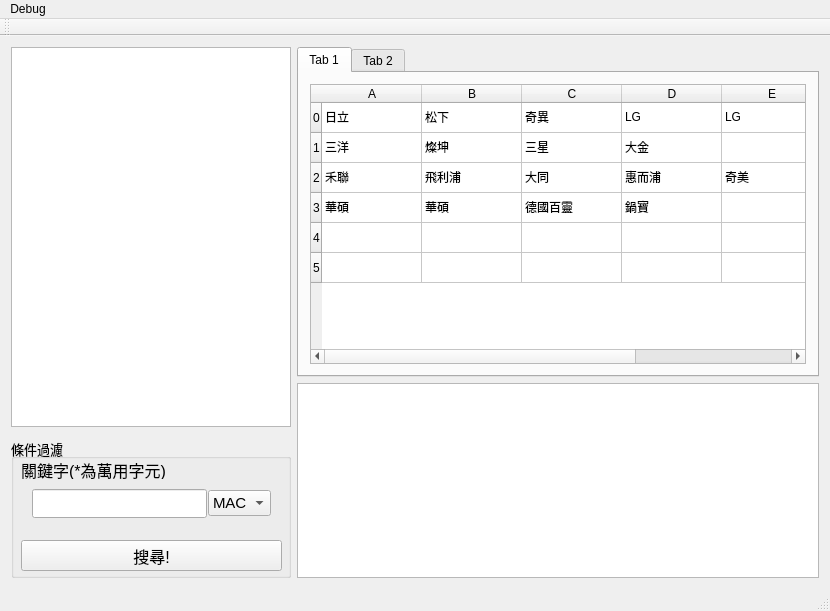
First picture: the form in ui/mainwindow.ui, repository GGORZ10227216/WIFI_tracker_MTK, before the edit.
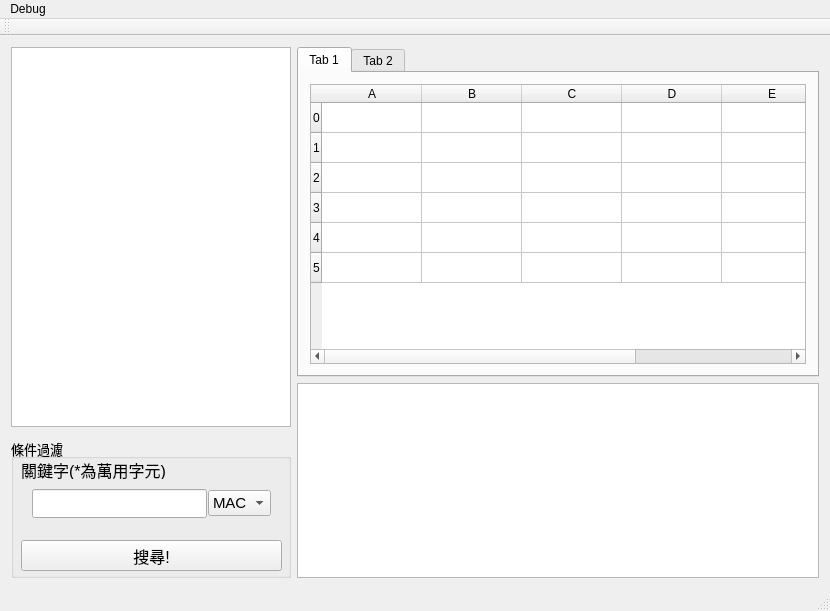
Second picture: the form after the edit.

```diff
--- a/ui/mainwindow.ui
+++ b/ui/mainwindow.ui
@@ -268,92 +268,92 @@
               </column>
               <item row="0" column="0">
                <property name="text">
-                <string>日立</string>
+                <string/>
                </property>
               </item>
               <item row="0" column="1">
                <property name="text">
-                <string>松下</string>
+                <string/>
                </property>
               </item>
               <item row="0" column="2">
                <property name="text">
-                <string>奇異</string>
+                <string/>
                </property>
               </item>
               <item row="0" column="3">
                <property name="text">
-                <string>LG</string>
+                <string/>
                </property>
               </item>
               <item row="0" column="4">
                <property name="text">
-                <string>LG</string>
+                <string/>
                </property>
               </item>
               <item row="1" column="0">
                <property name="text">
-                <string>三洋</string>
+                <string/>
                </property>
               </item>
               <item row="1" column="1">
                <property name="text">
-                <string>燦坤</string>
+                <string/>
                </property>
               </item>
               <item row="1" column="2">
                <property name="text">
-                <string>三星</string>
+                <string/>
                </property>
               </item>
               <item row="1" column="3">
                <property name="text">
-                <string>大金</string>
+                <string/>
                </property>
               </item>
               <item row="2" column="0">
                <property name="text">
-                <string>禾聯</string>
+                <string/>
                </property>
               </item>
               <item row="2" column="1">
                <property name="text">
-                <string>飛利浦</string>
+                <string/>
                </property>
               </item>
               <item row="2" column="2">
                <property name="text">
-                <string>大同</string>
+                <string/>
                </property>
               </item>
               <item row="2" column="3">
                <property name="text">
-                <string>惠而浦</string>
+                <string/>
                </property>
               </item>
               <item row="2" column="4">
                <property name="text">
-                <string>奇美</string>
+                <string/>
                </property>
               </item>
               <item row="3" column="0">
                <property name="text">
-                <string>華碩</string>
+                <string/>
                </property>
               </item>
               <item row="3" column="1">
                <property name="text">
-                <string>華碩</string>
+                <string/>
                </property>
               </item>
               <item row="3" column="2">
                <property name="text">
-                <string>德國百靈</string>
+                <string/>
                </property>
               </item>
               <item row="3" column="3">
                <property name="text">
-                <string>鍋寶</string>
+                <string/>
                </property>
               </item>
              </widget>
```
